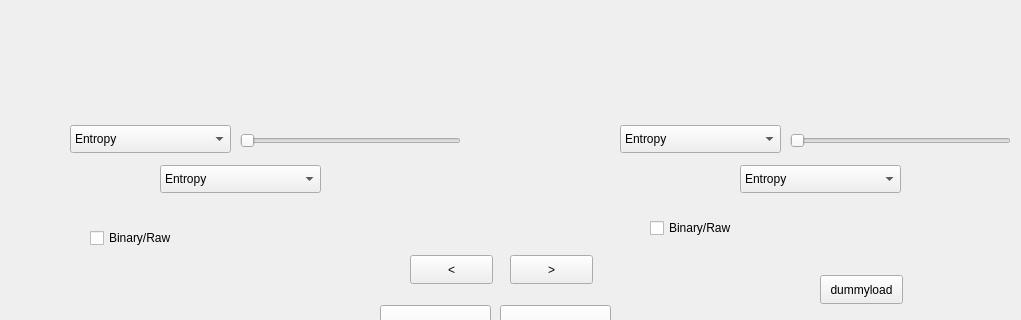
First picture: the form in form.ui, repository youssefshawki9/uncertainty-interactive-visualization, before the edit; both pictures show x 0 to 1021 and y 285 to 605 of the 1338 by 687 pixel window.
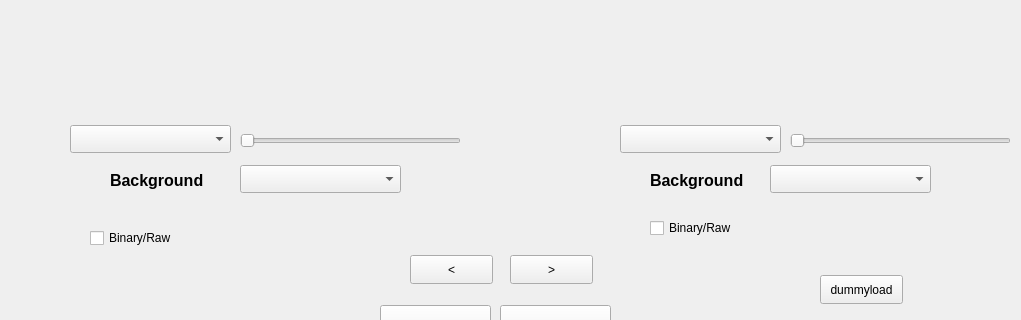
Second picture: the form after the edit.

Commit message: dropdown menus tested

What changed in the file:
```diff
--- a/form.ui
+++ b/form.ui
@@ -149,16 +149,6 @@
       <height>28</height>
      </rect>
     </property>
-    <item>
-     <property name="text">
-      <string>Entropy</string>
-     </property>
-    </item>
-    <item>
-     <property name="text">
-      <string>Error map</string>
-     </property>
-    </item>
    </widget>
    <widget class="QComboBox" name="ComboBoxForeground1">
     <property name="geometry">
@@ -169,16 +159,6 @@
       <height>28</height>
      </rect>
     </property>
-    <item>
-     <property name="text">
-      <string>Entropy</string>
-     </property>
-    </item>
-    <item>
-     <property name="text">
-      <string>Error map</string>
-     </property>
-    </item>
    </widget>
    <widget class="QPushButton" name="dummyLoadButton">
     <property name="geometry">
@@ -209,42 +189,22 @@
    <widget class="QComboBox" name="ComboBoxBackground1">
     <property name="geometry">
      <rect>
-      <x>160</x>
+      <x>240</x>
       <y>450</y>
       <width>161</width>
       <height>28</height>
      </rect>
     </property>
-    <item>
-     <property name="text">
-      <string>Entropy</string>
-     </property>
-    </item>
-    <item>
-     <property name="text">
-      <string>Error map</string>
-     </property>
-    </item>
    </widget>
    <widget class="QComboBox" name="ComboBoxBackground2">
     <property name="geometry">
      <rect>
-      <x>740</x>
+      <x>770</x>
       <y>450</y>
       <width>161</width>
       <height>28</height>
      </rect>
     </property>
-    <item>
-     <property name="text">
-      <string>Entropy</string>
-     </property>
-    </item>
-    <item>
-     <property name="text">
-      <string>Error map</string>
-     </property>
-    </item>
    </widget>
    <widget class="QCheckBox" name="checkBoxBinarize1">
     <property name="geometry">
@@ -272,6 +232,32 @@
      <string>Binary/Raw</string>
     </property>
    </widget>
+   <widget class="QLabel" name="label">
+    <property name="geometry">
+     <rect>
+      <x>110</x>
+      <y>450</y>
+      <width>121</width>
+      <height>31</height>
+     </rect>
+    </property>
+    <property name="text">
+     <string>&lt;html&gt;&lt;head/&gt;&lt;body&gt;&lt;p&gt;&lt;span style=&quot; font-size:12pt; font-weight:700;&quot;&gt;Background&lt;/span&gt;&lt;/p&gt;&lt;/body&gt;&lt;/html&gt;</string>
+    </property>
+   </widget>
+   <widget class="QLabel" name="label_2">
+    <property name="geometry">
+     <rect>
+      <x>650</x>
+      <y>450</y>
+      <width>121</width>
+      <height>31</height>
+     </rect>
+    </property>
+    <property name="text">
+     <string>&lt;html&gt;&lt;head/&gt;&lt;body&gt;&lt;p&gt;&lt;span style=&quot; font-size:12pt; font-weight:700;&quot;&gt;Background&lt;/span&gt;&lt;/p&gt;&lt;/body&gt;&lt;/html&gt;</string>
+    </property>
+   </widget>
   </widget>
   <widget class="QStatusBar" name="statusbar"/>
  </widget>
```
The commit also changes 2 other files.
